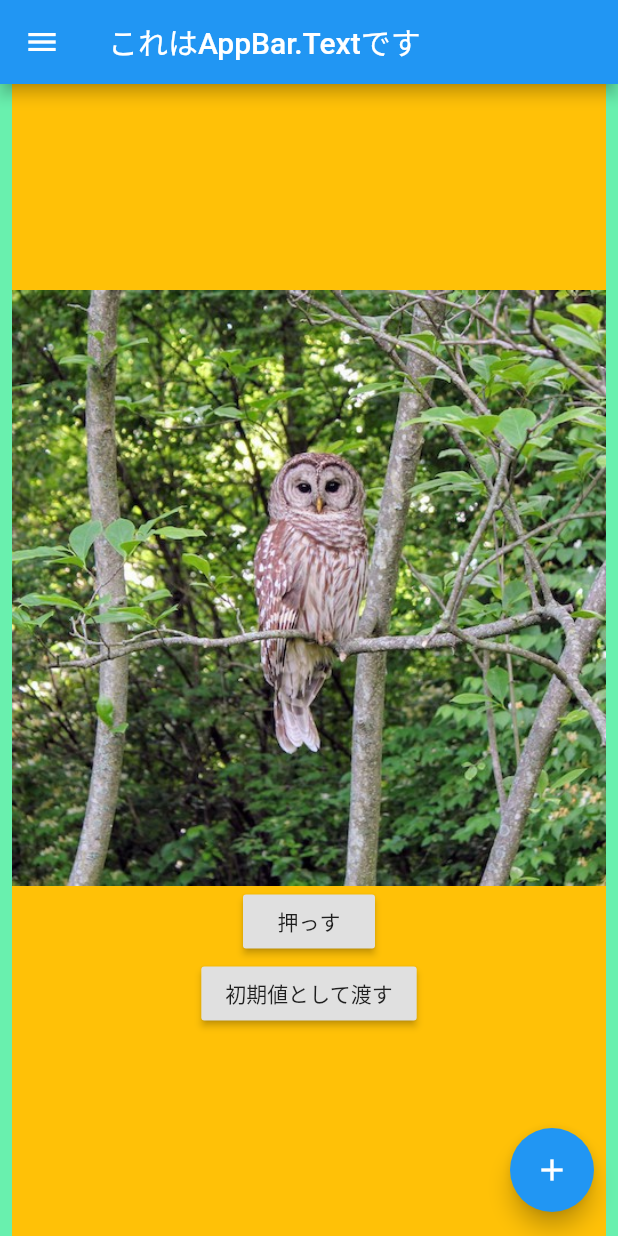
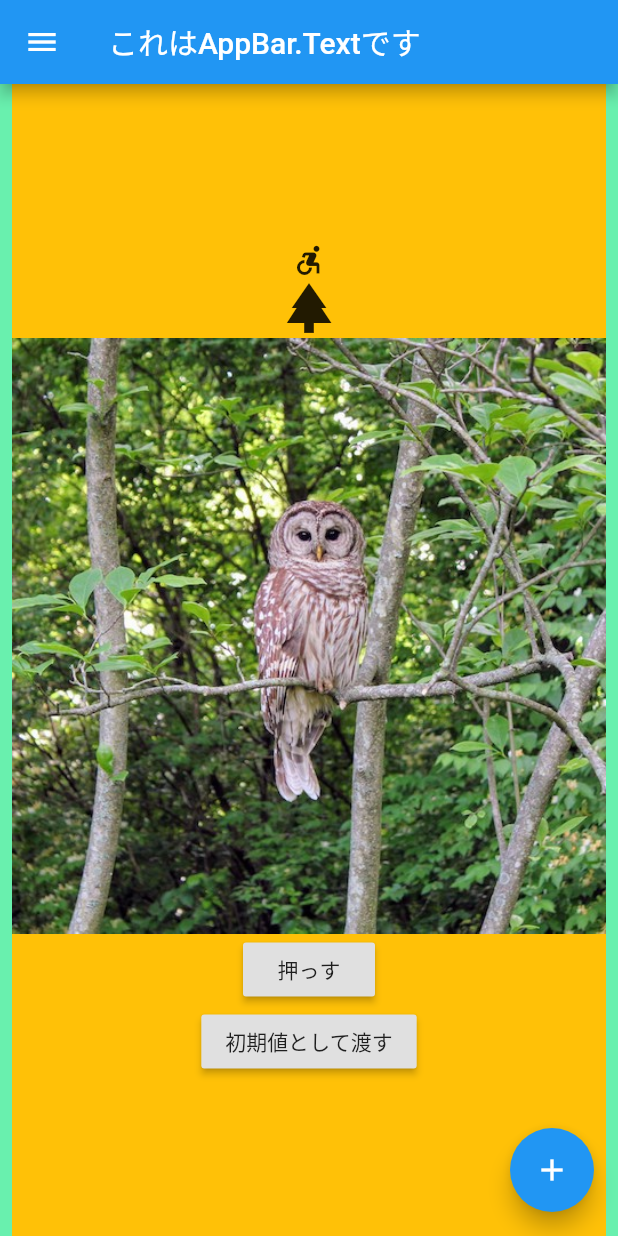
Before and after one commit to yeele/flutter_simple_pages, a Flutter app: the MyHomePage screen opened directly, on a phone screen of 412 x 824 dp. Run offline on Flutter 3.47's test engine with Material 2 defaults, Android fonts, the phone set to English and light mode, and no system bars.

Commit message:
アイコン追加

```diff
--- a/lib/main.dart
+++ b/lib/main.dart
@@ -79,6 +79,8 @@ class _MyHomePageState extends State<MyHomePage> {
             mainAxisAlignment: MainAxisAlignment.center,
             crossAxisAlignment: CrossAxisAlignment.center,
             children: [
+              Icon(Icons.accessible_forward),
+              Icon(Icons.park, size: 40),
               Image.asset("assets/images/owl-2.jpg"),
               // Image.network(
               //     'https://flutter.github.io/assets-for-api-docs/assets/widgets/owl-2.jpg'),
```
